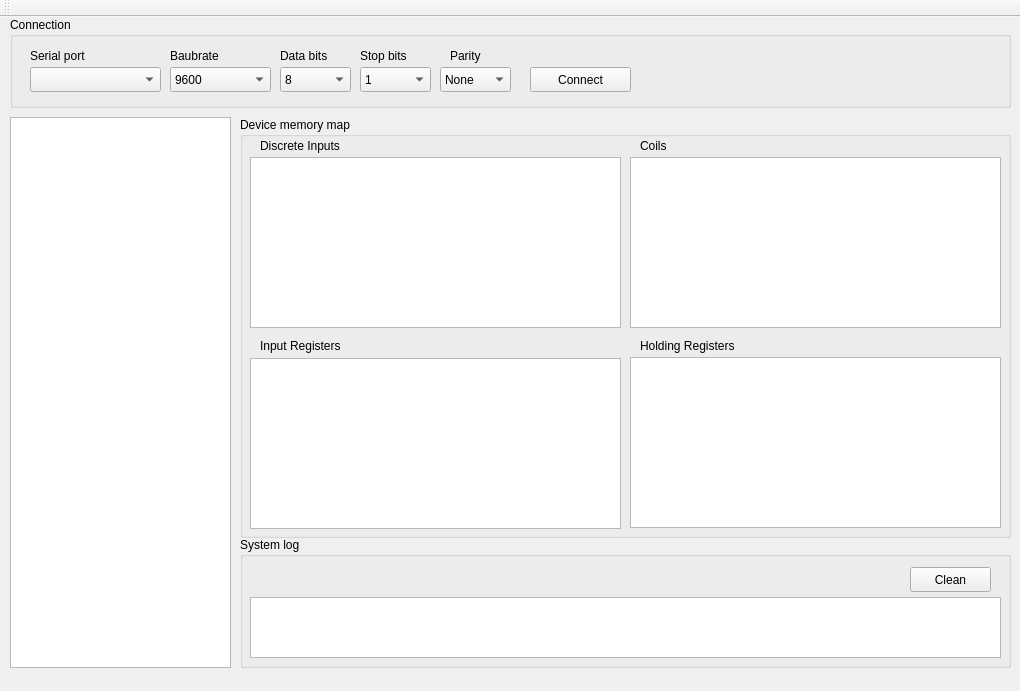
This is qslave-gui/forms/mainwindow.ui in maisvendoo/qslave as Qt 5 draws it before an edit. The edited form follows.
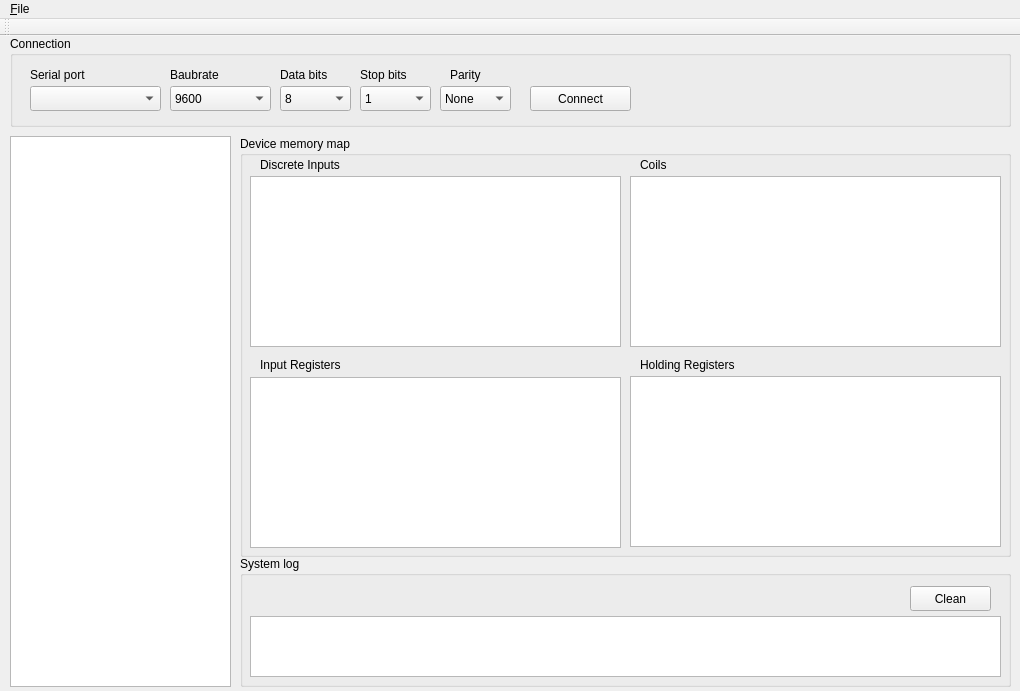
This is the edited form.

Commit message: File dialog for loading network configuration

Patch:
```diff
--- a/qslave-gui/forms/mainwindow.ui
+++ b/qslave-gui/forms/mainwindow.ui
@@ -434,6 +434,15 @@
      <height>18</height>
     </rect>
    </property>
+   <widget class="QMenu" name="menuFile">
+    <property name="title">
+     <string>&amp;File</string>
+    </property>
+    <addaction name="actionOpen_config"/>
+    <addaction name="separator"/>
+    <addaction name="actionQuit"/>
+   </widget>
+   <addaction name="menuFile"/>
   </widget>
   <widget class="QToolBar" name="mainToolBar">
    <attribute name="toolBarArea">
```
Left out of the diff: 10 changed lines with no effect on the pictures. The commit also changes 4 other files.
